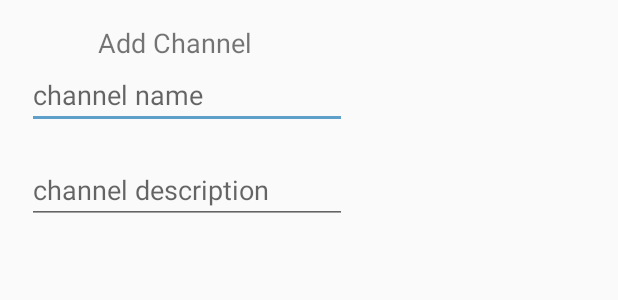
After one commit to HlaingTinHtun/Chat_App_Kotlin, an Android app: the layout add_channel_dialog.xml on its own in the app's theme, with its tools: preview values and no code run, on a phone screen of 412 x 824 dp. The commit adds this screen. Shown: the top 300 px of the screen. Run offline under Robolectric (Android 15) with nearby library versions, the phone set to English and light mode, and no system bars.

Commit message:
creating add channel activity

```diff
--- /dev/null
+++ b/app/src/main/res/layout/add_channel_dialog.xml
@@ -0,0 +1,42 @@
+<?xml version="1.0" encoding="utf-8"?>
+<LinearLayout xmlns:android="http://schemas.android.com/apk/res/android"
+    xmlns:tools="http://schemas.android.com/tools"
+    android:layout_width="wrap_content"
+    android:layout_height="wrap_content"
+    android:orientation="vertical">
+
+    <TextView
+        android:id="@+id/textView2"
+        android:layout_width="match_parent"
+        android:layout_height="wrap_content"
+        android:layout_marginTop="16dp"
+        android:layout_marginEnd="16dp"
+        android:text="TextView"
+        android:textAlignment="center"
+        android:textSize="18sp"
+        tools:text="Add Channel" />
+
+    <EditText
+        android:id="@+id/addChannelNameText"
+        android:layout_width="match_parent"
+        android:layout_height="wrap_content"
+        android:layout_marginLeft="18dp"
+        android:layout_marginRight="18dp"
+        android:layout_marginBottom="18dp"
+        android:ems="10"
+        android:hint="channel name"
+        android:inputType="textPersonName"
+        android:textColor="@android:color/darker_gray" />
+
+    <EditText
+        android:id="@+id/addChannelDescText"
+        android:layout_width="match_parent"
+        android:layout_height="wrap_content"
+        android:layout_marginLeft="18dp"
+        android:layout_marginRight="18dp"
+        android:layout_marginBottom="18dp"
+        android:ems="10"
+        android:hint="channel description"
+        android:inputType="textPersonName"
+        android:textColor="@android:color/darker_gray" />
+</LinearLayout>
--- a/app/src/main/res/layout/nav_header_main.xml
+++ b/app/src/main/res/layout/nav_header_main.xml
@@ -28,7 +28,6 @@
         android:layout_marginStart="15dp"
         android:fontFamily="sans-serif-black"
         android:paddingTop="@dimen/nav_header_vertical_spacing"
-        android:text="Yuuma"
         android:textAppearance="@style/TextAppearance.AppCompat.Body1"
         app:layout_constraintStart_toEndOf="@+id/userImageNavHeader"
         app:layout_constraintTop_toTopOf="@+id/userImageNavHeader" />
@@ -38,7 +37,6 @@
         android:layout_width="wrap_content"
         android:layout_height="wrap_content"
         android:layout_marginStart="15dp"
-        android:text="gigas japan"
         app:layout_constraintStart_toEndOf="@+id/userImageNavHeader"
         app:layout_constraintTop_toBottomOf="@+id/userNameNavHeader" />
 
```
Also changed, not shown: app/src/main/java/com/example/guri/Controllers/MainActivity.kt (+35 -1 lines).
